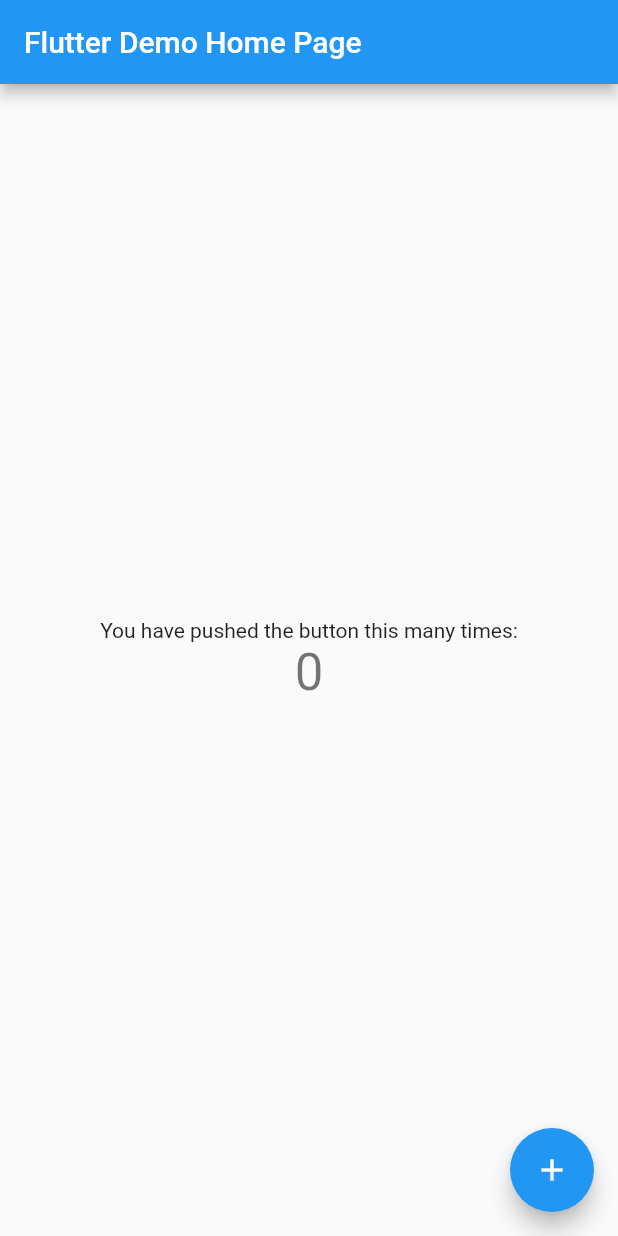
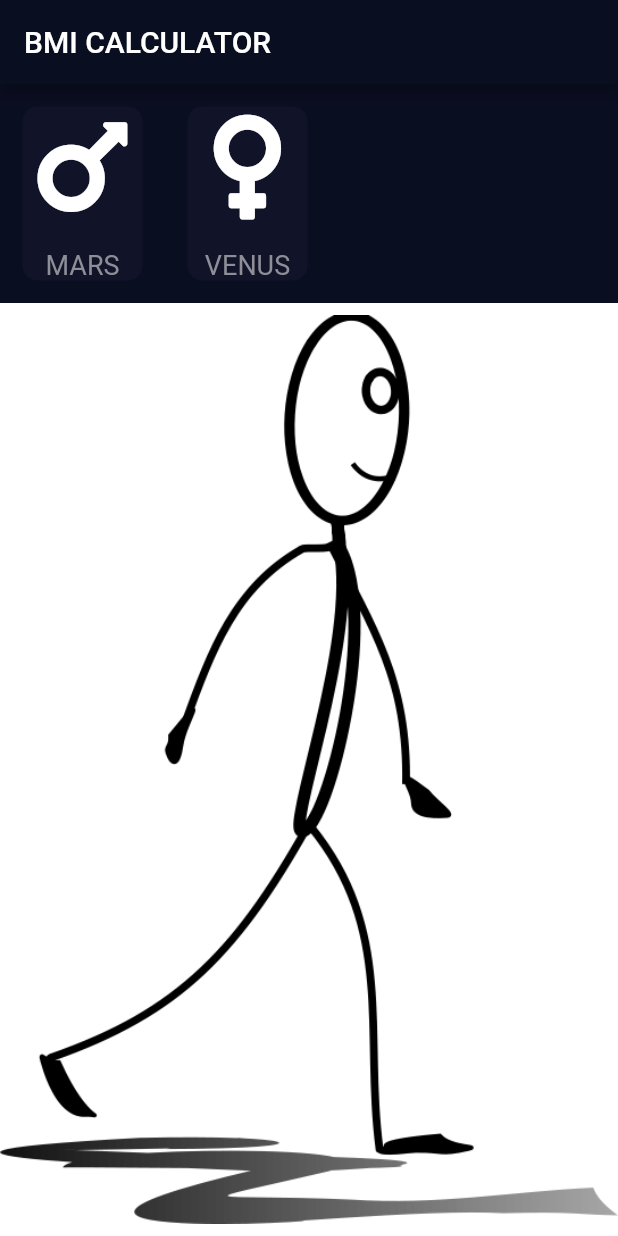
Before and after one commit to IvorNorval/bmi_app, a Flutter app: the screen it shows after launch, on a phone screen of 412 x 824 dp. Run offline on Flutter 3.47's test engine with Material 2 defaults, Android fonts, the phone set to English and light mode, and no system bars; our stand-ins replace font_awesome_flutter.

Commit message:
First run

```diff
--- /dev/null
+++ b/lib/components/icon_content.dart
@@ -0,0 +1,29 @@
+import 'package:flutter/material.dart';
+
+import '../constants.dart';
+
+class IconContent extends StatelessWidget {
+  IconContent({@required this.icon, this.label});
+
+  final IconData icon;
+  final String label;
+  @override
+  Widget build(BuildContext context) {
+    return Column(
+      mainAxisAlignment: MainAxisAlignment.center,
+      children: <Widget>[
+        Icon(
+          icon,
+          size: 80.0,
+        ),
+        SizedBox(
+          height: 15.0,
+        ),
+        Text(
+          label,
+          style: kLabelTextStyle,
+        )
+      ],
+    );
+  }
+}
--- /dev/null
+++ b/lib/components/reusable_card.dart
@@ -0,0 +1,23 @@
+import 'package:flutter/cupertino.dart';
+
+class ReusableCard extends StatelessWidget {
+  ReusableCard({@required this.color, this.cardChild, this.onPress});
+  final Color color;
+  final Widget cardChild;
+  final Function onPress;
+
+  @override
+  Widget build(BuildContext context) {
+    return GestureDetector(
+      onTap: onPress,
+      child: Container(
+        child: cardChild,
+        margin: EdgeInsets.all(15.0),
+        decoration: BoxDecoration(
+          color: color,
+          borderRadius: BorderRadius.circular(10.0),
+        ),
+      ),
+    );
+  }
+}
--- a/lib/main.dart
+++ b/lib/main.dart
@@ -1,117 +1,20 @@
+import 'package:bmi_app/screens/input_page.dart';
 import 'package:flutter/material.dart';
 
-void main() {
-  runApp(MyApp());
-}
+void main() => runApp(BMICalculator());
 
-class MyApp extends StatelessWidget {
-  // This widget is the root of your application.
+class BMICalculator extends StatelessWidget {
   @override
   Widget build(BuildContext context) {
     return MaterialApp(
-      title: 'Flutter Demo',
-      theme: ThemeData(
-        // This is the theme of your application.
-        //
-        // Try running your application with "flutter run". You'll see the
-        // application has a blue toolbar. Then, without quitting the app, try
-        // changing the primarySwatch below to Colors.green and then invoke
-        // "hot reload" (press "r" in the console where you ran "flutter run",
-        // or simply save your changes to "hot reload" in a Flutter IDE).
-        // Notice that the counter didn't reset back to zero; the application
-        // is not restarted.
-        primarySwatch: Colors.blue,
-        // This makes the visual density adapt to the platform that you run
-        // the app on. For desktop platforms, the controls will be smaller and
-        // closer together (more dense) than on mobile platforms.
-        visualDensity: VisualDensity.adaptivePlatformDensity,
+      theme: ThemeData.dark().copyWith(
+        primaryColor: Color(0xFF0A0E21),
+        scaffoldBackgroundColor: Color(0xFF0A0E21),
+        textTheme: TextTheme(
+          bodyText2: TextStyle(color: Colors.white),
+        ),
       ),
-      home: MyHomePage(title: 'Flutter Demo Home Page'),
+      home: InputPage(),
     );
   }
 }
-
-class MyHomePage extends StatefulWidget {
-  MyHomePage({Key key, this.title}) : super(key: key);
-
-  // This widget is the home page of your application. It is stateful, meaning
-  // that it has a State object (defined below) that contains fields that affect
-  // how it looks.
-
-  // This class is the configuration for the state. It holds the values (in this
-  // case the title) provided by the parent (in this case the App widget) and
-  // used by the build method of the State. Fields in a Widget subclass are
-  // always marked "final".
-
-  final String title;
-
-  @override
-  _MyHomePageState createState() => _MyHomePageState();
-}
-
-class _MyHomePageState extends State<MyHomePage> {
-  int _counter = 0;
-
-  void _incrementCounter() {
-    setState(() {
-      // This call to setState tells the Flutter framework that something has
-      // changed in this State, which causes it to rerun the build method below
-      // so that the display can reflect the updated values. If we changed
-      // _counter without calling setState(), then the build method would not be
-      // called again, and so nothing would appear to happen.
-      _counter++;
-    });
-  }
-
-  @override
-  Widget build(BuildContext context) {
-    // This method is rerun every time setState is called, for instance as done
-    // by the _incrementCounter method above.
-    //
-    // The Flutter framework has been optimized to make rerunning build methods
-    // fast, so that you can just rebuild anything that needs updating rather
-    // than having to individually change instances of widgets.
-    return Scaffold(
-      appBar: AppBar(
-        // Here we take the value from the MyHomePage object that was created by
-        // the App.build method, and use it to set our appbar title.
-        title: Text(widget.title),
-      ),
-      body: Center(
-        // Center is a layout widget. It takes a single child and positions it
-        // in the middle of the parent.
-        child: Column(
-          // Column is also a layout widget. It takes a list of children and
-          // arranges them vertically. By default, it sizes itself to fit its
-          // children horizontally, and tries to be as tall as its parent.
-          //
-          // Invoke "debug painting" (press "p" in the console, choose the
-          // "Toggle Debug Paint" action from the Flutter Inspector in Android
-          // Studio, or the "Toggle Debug Paint" command in Visual Studio Code)
-          // to see the wireframe for each widget.
-          //
-          // Column has various properties to control how it sizes itself and
-          // how it positions its children. Here we use mainAxisAlignment to
-          // center the children vertically; the main axis here is the vertical
-          // axis because Columns are vertical (the cross axis would be
-          // horizontal).
-          mainAxisAlignment: MainAxisAlignment.center,
-          children: <Widget>[
-            Text(
-              'You have pushed the button this many times:',
-            ),
-            Text(
-              '$_counter',
-              style: Theme.of(context).textTheme.headline4,
-            ),
-          ],
-        ),
-      ),
-      floatingActionButton: FloatingActionButton(
-        onPressed: _incrementCounter,
-        tooltip: 'Increment',
-        child: Icon(Icons.add),
-      ), // This trailing comma makes auto-formatting nicer for build methods.
-    );
-  }
-}
--- /dev/null
+++ b/lib/screens/input_page.dart
@@ -0,0 +1,78 @@
+import 'package:bmi_app/components/icon_content.dart';
+import 'package:bmi_app/components/reusable_card.dart';
+import 'package:flutter/cupertino.dart';
+import 'package:flutter/material.dart';
+import 'package:font_awesome_flutter/font_awesome_flutter.dart';
+
+import '../constants.dart';
+
+class InputPage extends StatefulWidget {
+  @override
+  _InputPageState createState() => _InputPageState();
+}
+
+class _InputPageState extends State<InputPage> {
+  Gender selectedGender;
+  int height = 192;
+  int weight = 70;
+  int age = 50;
+
+  @override
+  Widget build(BuildContext context) {
+    return Scaffold(
+      appBar: AppBar(
+        title: Text('BMI CALCULATOR'),
+      ),
+      body: Column(
+        crossAxisAlignment: CrossAxisAlignment.stretch,
+        children: <Widget>[
+          Row(
+            children: <Widget>[
+              ReusableCard(
+                onPress: () {
+                  setState(() {
+                    selectedGender = Gender.male;
+                  });
+                },
+                color: selectedGender == Gender.male
+                    ? kActiveCardColor
+                    : kInactiveCardColor,
+                cardChild: IconContent(
+                  icon: FontAwesomeIcons.mars,
+                  label: 'MARS',
+                ),
+              ),
+              ReusableCard(
+                onPress: () {
+                  setState(() {
+                    selectedGender = Gender.female;
+                  });
+                },
+                color: selectedGender == Gender.female
+                    ? kActiveCardColor
+                    : kInactiveCardColor,
+                cardChild: IconContent(
+                  icon: FontAwesomeIcons.venus,
+                  label: 'VENUS',
+                ),
+              ),
+            ],
+          ),
+          Expanded(
+            child: Container(
+              color: Colors.white,
+              height: 300,
+              width: 400,
+              child: Center(
+                child: Image.asset(
+                  'images/pngwave.png',
+                  fit: BoxFit.fill,
+                ),
+              ),
+            ),
+          ),
+        ],
+      ),
+    );
+  }
+}
```
Also changed, not shown: lib/constants.dart (added, +52 -0 lines), pubspec.yaml (+3 -36 lines), images/pngwave.png (added), pubspec.lock, 2 other files.
